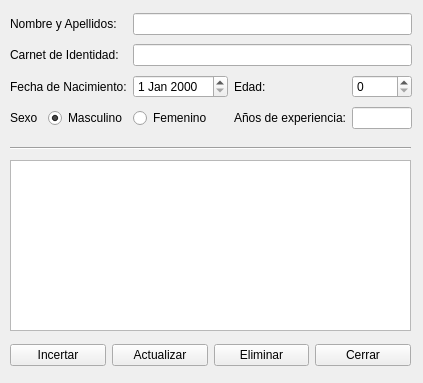
The window that vista/ui/entrenador.ui (daeran84/Acuario) describes before a commit, drawn with Qt 5.
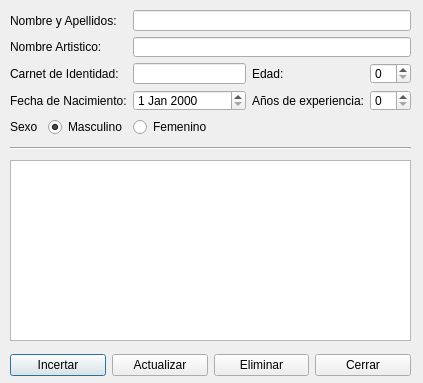
The same window after the commit.

Commit message: ventana basica entrenador funcionando actualizado los comentarios de las estructuras agregado las funciones basicas(pass) en controlador entrenador agregado los props y funciones basicas(pass) agregado los botones y props en vista entrenador, comentado por errores al llamar a la ventana, mismo error por button method

Patch:
```diff
--- a/vista/ui/entrenador.ui
+++ b/vista/ui/entrenador.ui
@@ -1,7 +1,7 @@
 <?xml version="1.0" encoding="UTF-8"?>
 <ui version="4.0">
- <class>Entrenadores</class>
- <widget class="QWidget" name="Entrenadores">
+ <class>entrenador</class>
+ <widget class="QDialog" name="entrenador">
   <property name="geometry">
    <rect>
     <x>0</x>
@@ -12,8 +12,8 @@
   </property>
   <property name="minimumSize">
    <size>
-    <width>383</width>
-    <height>0</height>
+    <width>423</width>
+    <height>383</height>
    </size>
   </property>
   <property name="maximumSize">
@@ -23,17 +23,110 @@
    </size>
   </property>
   <property name="windowTitle">
-   <string>Form</string>
+   <string>Entrenador</string>
   </property>
-  <widget class="QTableView" name="tableView">
+  <widget class="QWidget" name="layoutWidget">
    <property name="geometry">
     <rect>
      <x>10</x>
-     <y>160</y>
+     <y>10</y>
      <width>401</width>
-     <height>171</height>
+     <height>126</height>
     </rect>
    </property>
+   <layout class="QGridLayout" name="gridLayout">
+    <item row="4" column="2">
+     <widget class="QDateEdit" name="date_nacimiento"/>
+    </item>
+    <item row="5" column="2">
+     <widget class="QRadioButton" name="check_femenino">
+      <property name="text">
+       <string>Femenino</string>
+      </property>
+     </widget>
+    </item>
+    <item row="0" column="2" colspan="3">
+     <widget class="QLineEdit" name="valor_nombre_apellidos"/>
+    </item>
+    <item row="2" column="0" colspan="2">
+     <widget class="QLabel" name="label_10">
+      <property name="text">
+       <string>Carnet de Identidad:</string>
+      </property>
+     </widget>
+    </item>
+    <item row="2" column="2">
+     <widget class="QLineEdit" name="valor_ci">
+      <property name="text">
+       <string/>
+      </property>
+     </widget>
+    </item>
+    <item row="4" column="0" colspan="2">
+     <widget class="QLabel" name="label_14">
+      <property name="text">
+       <string>Fecha de Nacimiento:</string>
+      </property>
+     </widget>
+    </item>
+    <item row="5" column="1">
+     <widget class="QRadioButton" name="check_masculino">
+      <property name="text">
+       <string>Masculino</string>
+      </property>
+      <property name="checked">
+       <bool>true</bool>
+      </property>
+     </widget>
+    </item>
+    <item row="5" column="0">
+     <widget class="QLabel" name="label_12">
+      <property name="text">
+       <string>Sexo</string>
+      </property>
+     </widget>
+    </item>
+    <item row="0" column="0" colspan="2">
+     <widget class="QLabel" name="label_11">
+      <property name="text">
+       <string>Nombre y Apellidos:</string>
+      </property>
+     </widget>
+    </item>
+    <item row="1" column="0" colspan="2">
+     <widget class="QLabel" name="label_16">
+      <property name="text">
+       <string>Nombre Artistico:</string>
+      </property>
+     </widget>
+    </item>
+    <item row="1" column="2" colspan="3">
+     <widget class="QLineEdit" name="valor_nombre_artistico"/>
+    </item>
+    <item row="2" column="3">
+     <widget class="QLabel" name="label_13">
+      <property name="layoutDirection">
+       <enum>Qt::LeftToRight</enum>
+      </property>
+      <property name="text">
+       <string>Edad:</string>
+      </property>
+     </widget>
+    </item>
+    <item row="2" column="4">
+     <widget class="QSpinBox" name="valor_edad"/>
+    </item>
+    <item row="4" column="3">
+     <widget class="QLabel" name="label_15">
+      <property name="text">
+       <string>Años de experiencia:</string>
+      </property>
+     </widget>
+    </item>
+    <item row="4" column="4">
+     <widget class="QSpinBox" name="valor_experiencia"/>
+    </item>
+   </layout>
   </widget>
   <widget class="Line" name="line">
    <property name="geometry">
@@ -48,11 +141,21 @@
     <enum>Qt::Horizontal</enum>
    </property>
   </widget>
-  <widget class="QWidget" name="layoutWidget">
+  <widget class="QTableView" name="tableView">
    <property name="geometry">
     <rect>
      <x>10</x>
-     <y>340</y>
+     <y>160</y>
+     <width>401</width>
+     <height>181</height>
+    </rect>
+   </property>
+  </widget>
+  <widget class="QWidget" name="layoutWidget_2">
+   <property name="geometry">
+    <rect>
+     <x>10</x>
+     <y>350</y>
      <width>401</width>
      <height>31</height>
     </rect>
@@ -88,92 +191,6 @@
     </item>
    </layout>
   </widget>
-  <widget class="QWidget" name="layoutWidget">
-   <property name="geometry">
-    <rect>
-     <x>10</x>
-     <y>10</y>
-     <width>402</width>
-     <height>123</height>
-    </rect>
-   </property>
-   <layout class="QGridLayout" name="gridLayout">
-    <item row="0" column="0" colspan="2">
-     <widget class="QLabel" name="label_11">
-      <property name="text">
-       <string>Nombre y Apellidos:</string>
-      </property>
-     </widget>
-    </item>
-    <item row="1" column="0" colspan="2">
-     <widget class="QLabel" name="label_10">
-      <property name="text">
-       <string>Carnet de Identidad:</string>
-      </property>
-     </widget>
-    </item>
-    <item row="2" column="0" colspan="2">
-     <widget class="QLabel" name="label_14">
-      <property name="text">
-       <string>Fecha de Nacimiento:</string>
-      </property>
-     </widget>
-    </item>
-    <item row="3" column="0">
-     <widget class="QLabel" name="label_12">
-      <property name="text">
-       <string>Sexo</string>
-      </property>
-     </widget>
-    </item>
-    <item row="3" column="1">
-     <widget class="QRadioButton" name="check_masculino">
-      <property name="text">
-       <string>Masculino</string>
-      </property>
-      <property name="checked">
-       <bool>true</bool>
-      </property>
-     </widget>
-    </item>
-    <item row="3" column="2">
-     <widget class="QRadioButton" name="check_femenino">
-      <property name="text">
-       <string>Femenino</string>
-      </property>
-     </widget>
-    </item>
-    <item row="3" column="3">
-     <widget class="QLabel" name="label_15">
-      <property name="text">
-       <string>Años de experiencia:</string>
-      </property>
-     </widget>
-    </item>
-    <item row="3" column="4">
-     <widget class="QLineEdit" name="txt_experiencia"/>
-    </item>
-    <item row="2" column="2">
-     <widget class="QDateEdit" name="date_nacimiento"/>
-    </item>
-    <item row="2" column="3">
-     <widget class="QLabel" name="label_13">
-      <property name="text">
-       <string>Edad:</string>
-      </property>
-     </widget>
-    </item>
-    <item row="2" column="4">
-     <widget class="QSpinBox" name="txt_edad"/>
-    </item>
-    <item row="1" column="2" colspan="3">
-     <widget class="QLineEdit" name="txt_ci"/>
-    </item>
-    <item row="0" column="2" colspan="3">
-     <widget class="QLineEdit" name="txt_nombre_apellidos"/>
-    </item>
-   </layout>
-  </widget>
  </widget>
  <resources/>
  <connections/>
```
The commit also changes 13 other files.
